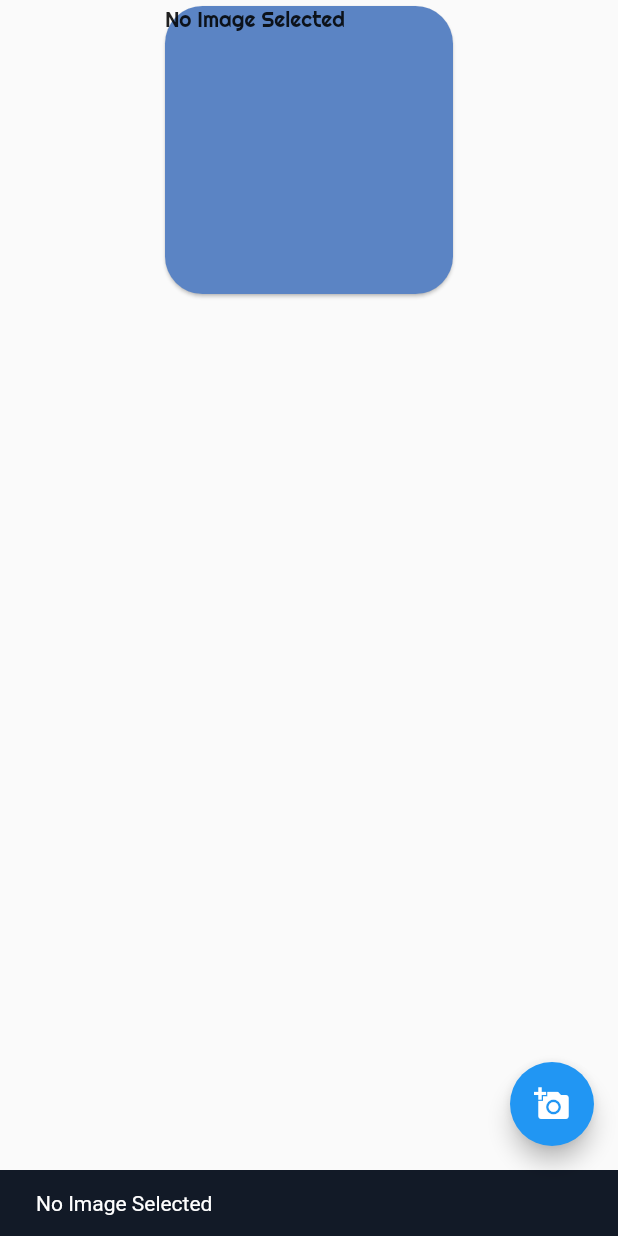
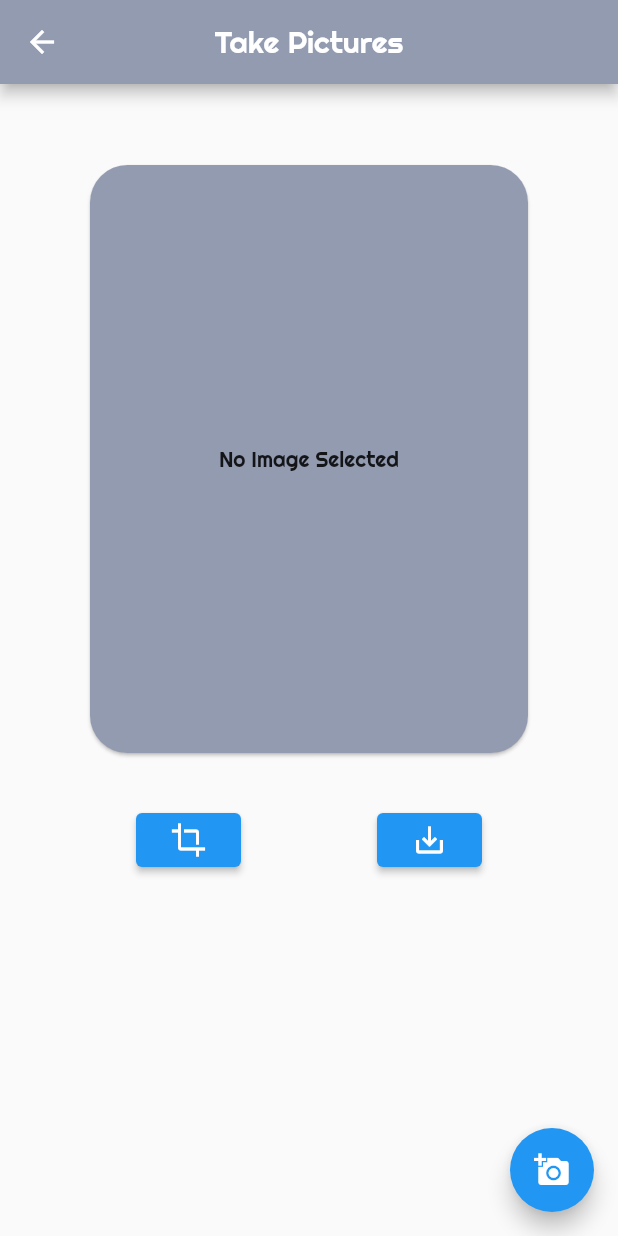
Before and after one commit to brianchang12/Asciify, a Flutter app: the CameraPage screen opened by its route, after a tap on the "add a photo" icon, on a phone screen of 412 x 824 dp. Run offline on Flutter 3.47's test engine with Material 2 defaults, Android fonts, the phone set to English and light mode, and no system bars; our stand-ins replace image_cropper, image_gallery_saver, image_picker.

```diff
--- a/lib/main.dart
+++ b/lib/main.dart
@@ -7,7 +7,6 @@ void main() {
   runApp(MaterialApp(
       initialRoute: '/',
       theme: ThemeData(
-        cardColor: Color(0xFF5B84C4),
         fontFamily: 'Righteous',
         bottomAppBarTheme: BottomAppBarTheme(
           color: Color(0xFF939BB1),
--- a/lib/screens/camera_page.dart
+++ b/lib/screens/camera_page.dart
@@ -1,6 +1,8 @@
 
 import 'dart:io';
 import 'package:flutter/material.dart';
+import 'package:image_cropper/image_cropper.dart';
+import 'package:image_gallery_saver/image_gallery_saver.dart';
 import 'package:image_picker/image_picker.dart';
 
 class CameraPage extends StatefulWidget {
@@ -12,32 +14,110 @@ class _CameraPageState extends State<CameraPage> {
   File _imageFile;
   final picker = ImagePicker();
 
+  Future<void> _saveImage() async {
+    if (_imageFile != null) {
+      print('-----------------------------------');
+      print(_imageFile.path);
+      Future result = await ImageGallerySaver.saveFile(_imageFile.path);
+      print(result);
+    }
+
+  }
+
   Future<void> _pickImage(ImageSource source) async {
-    final selected = await picker.getImage(source: ImageSource.camera);
+    final selected = await picker.getImage(source: source);
     setState(() {
       if (selected != null) {
         _imageFile = File(selected.path);
-      } else {
-        final noImage = SnackBar(content: Text('No Image Selected'));
-        ScaffoldMessenger.of(context).showSnackBar(noImage);
       }
     });
+  }
+
+  Future<void> _crop(ImageSource source) async {
+    final selected = await picker.getImage(source: source);
+    if (selected != null) {
+      File cropped = await ImageCropper.cropImage(
+        sourcePath: selected.path,
+        compressQuality: 100,
+        aspectRatio: CropAspectRatio(
+            ratioX: 1,
+            ratioY: 1),
+        maxWidth: 1000,
+        maxHeight: 1000,
+        compressFormat: ImageCompressFormat.jpg,
+          iosUiSettings: IOSUiSettings(
+            minimumAspectRatio: 1.0,
+          ),
+        androidUiSettings: AndroidUiSettings(
+          toolbarColor: Colors.deepOrange,
+          toolbarTitle: "Crop",
+          statusBarColor: Colors.deepOrange.shade900,
+          backgroundColor: Colors.white
+        )
+      );
+      setState(() {
+        _imageFile = cropped;
+      });
+    }
   }
   // _imageFile == null ? Text('No Image Selected') : Image.file(_imageFile),
   @override
   Widget build(BuildContext context) {
     return Scaffold(
+      appBar: AppBar(
+        title: Text('Take Pictures'),
+      ),
       body: Align(
         alignment: Alignment.topCenter,
-        child: Container(
-          width: 200.0,
-          height: 200.0,
-          child: Card(
-            shape: RoundedRectangleBorder(
-                borderRadius: BorderRadius.circular(25.0)
+        child: Column(
+          children: [
+            SizedBox(
+              height: 50.0,
             ),
-            child: _imageFile == null ? Text('No Image Selected') : Image.file(_imageFile),
-          )
+            Container(
+              width: 300.0,
+              height: 400.0,
+                child: _imageFile == null ? Card(
+                  shape: RoundedRectangleBorder(
+                      borderRadius: BorderRadius.circular(25.0)
+                  ),
+                  child: Align(
+                    alignment: Alignment.center,
+                    child: Text('No Image Selected'),
+                  ),
+                  color:   Color(0xFF939BB1),
+                ) : FittedBox(
+                  child: Image.file(_imageFile),
+                  fit: BoxFit.fill,
+                )
+            ),
+            SizedBox(
+              height: 30.0
+            ),
+            Row(
+              mainAxisAlignment: MainAxisAlignment.spaceEvenly,
+              children: [
+                SizedBox(
+                  width: 70.0,
+                  child: ElevatedButton(
+                      onPressed: () {
+                        _crop(ImageSource.gallery);
+                      },
+                      child: Icon(Icons.crop)
+                  ),
+                ),
+                SizedBox(
+                  width: 70.0,
+                  child: ElevatedButton(
+                    onPressed: () {
+                      _saveImage();
+                    },
+                    child: Icon(Icons.save_alt),
+                  ),
+                )
+              ],
+            )
+          ],
         )
       ),
       floatingActionButton: FloatingActionButton(
--- a/pubspec.yaml
+++ b/pubspec.yaml
@@ -23,6 +23,7 @@ environment:
 dependencies:
   image_picker: ^0.7.3
   image_cropper: ^1.4.0
+  image_gallery_saver: '^1.6.8'
   flutter:
     sdk: flutter
 
```
Also changed, not shown: lib/screens/home_page.dart (+3 -26 lines), pubspec.lock, 1 other file.
